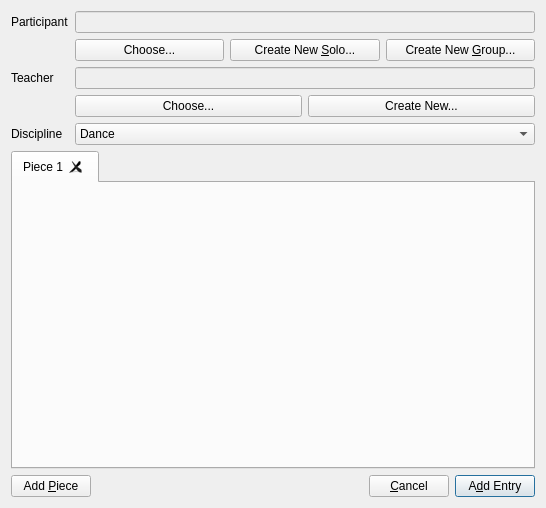
diana134/afs, file Forms/ui_addEntryDialog.ui: the form before one commit.
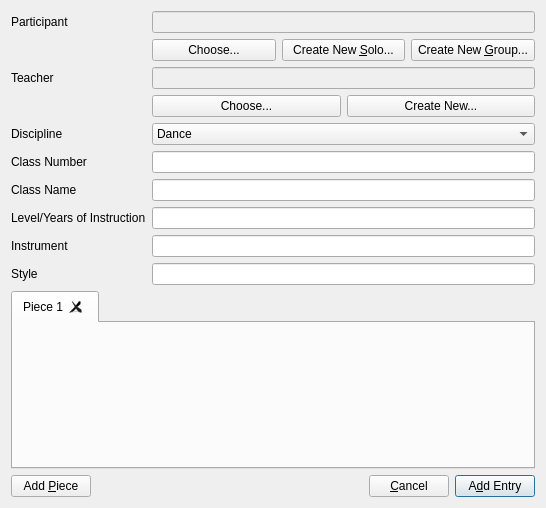
The form after the commit. Custom widgets are drawn as their Qt base class.

Commit message: Fixed multiple piece ui, piece widget had some unneccessary fields.

The edit to the form file:
```diff
--- a/Forms/ui_addEntryDialog.ui
+++ b/Forms/ui_addEntryDialog.ui
@@ -177,6 +177,56 @@
        </item>
       </widget>
      </item>
+     <item row="15" column="1">
+      <widget class="QLineEdit" name="styleLineEdit"/>
+     </item>
+     <item row="11" column="1">
+      <widget class="QLineEdit" name="levelLineEdit"/>
+     </item>
+     <item row="7" column="1">
+      <widget class="QLineEdit" name="classNumberLineEdit"/>
+     </item>
+     <item row="7" column="0">
+      <widget class="QLabel" name="classNumberLabel">
+       <property name="text">
+        <string>Class Number</string>
+       </property>
+      </widget>
+     </item>
+     <item row="12" column="1">
+      <widget class="QLineEdit" name="instrumentLineEdit"/>
+     </item>
+     <item row="15" column="0">
+      <widget class="QLabel" name="styleLabel">
+       <property name="text">
+        <string>Style</string>
+       </property>
+      </widget>
+     </item>
+     <item row="11" column="0">
+      <widget class="QLabel" name="participantLevelGradeLabel">
+       <property name="text">
+        <string>Level/Years of Instruction</string>
+       </property>
+      </widget>
+     </item>
+     <item row="12" column="0">
+      <widget class="QLabel" name="instrumentLabel">
+       <property name="text">
+        <string>Instrument</string>
+       </property>
+      </widget>
+     </item>
+     <item row="9" column="1">
+      <widget class="QLineEdit" name="classNameLineEdit"/>
+     </item>
+     <item row="9" column="0">
+      <widget class="QLabel" name="classNameLabel">
+       <property name="text">
+        <string>Class Name</string>
+       </property>
+      </widget>
+     </item>
     </layout>
    </item>
    <item row="3" column="0">
```
Left out of the diff: 86 changed lines with no effect on the pictures. The commit also changes 5 other files.
